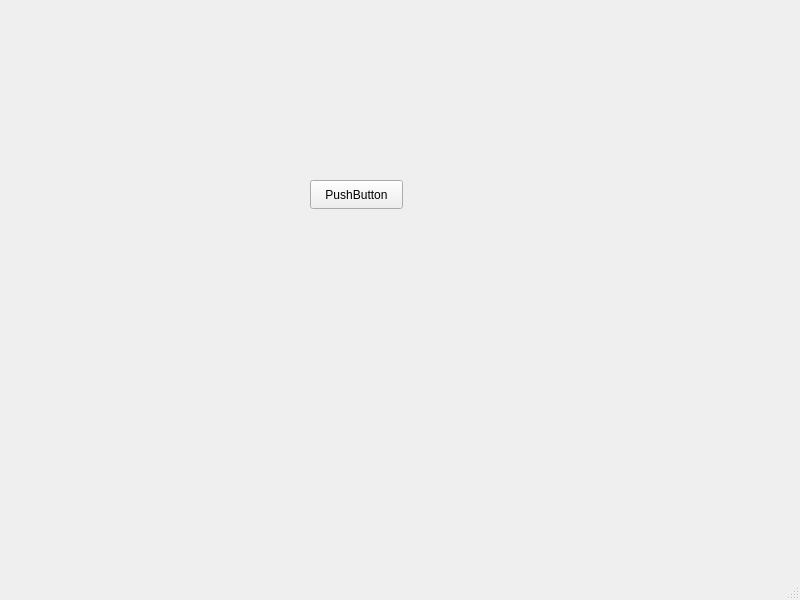
Before: the Qt Designer form mainwindow.ui in idrisT11/Image-Editor, drawn with Qt 5.
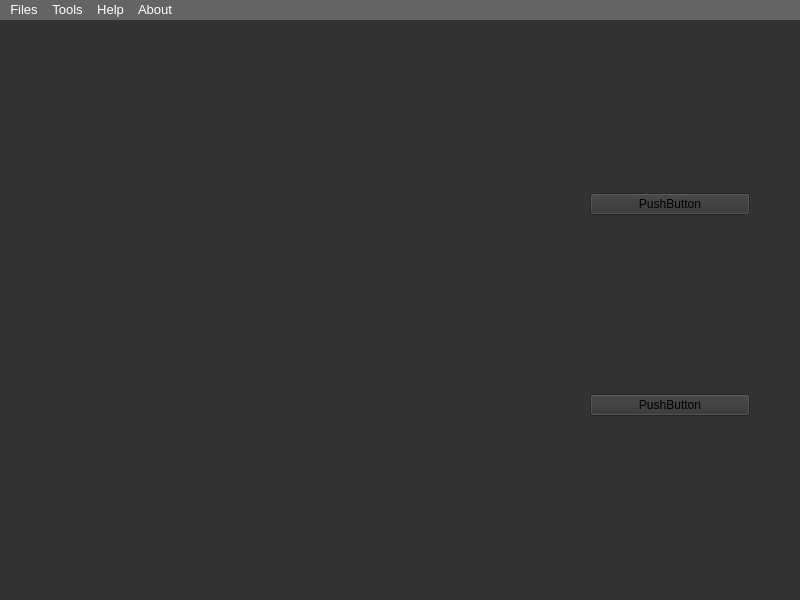
After: the same form once the commit is applied.

Diff of the .ui file:
```diff
--- a/mainwindow.ui
+++ b/mainwindow.ui
@@ -13,19 +13,39 @@
   <property name="windowTitle">
    <string>MainWindow</string>
   </property>
+  <property name="styleSheet">
+   <string notr="true">background-color: rgb(51, 51, 51);
+</string>
+  </property>
+  <property name="unifiedTitleAndToolBarOnMac">
+   <bool>true</bool>
+  </property>
   <widget class="QWidget" name="centralwidget">
-   <widget class="QPushButton" name="pushButton">
+   <widget class="QWidget" name="verticalLayoutWidget">
     <property name="geometry">
      <rect>
-      <x>310</x>
-      <y>180</y>
-      <width>93</width>
-      <height>29</height>
+      <x>590</x>
+      <y>0</y>
+      <width>160</width>
+      <height>571</height>
      </rect>
     </property>
-    <property name="text">
-     <string>PushButton</string>
-    </property>
+    <layout class="QVBoxLayout" name="verticalLayout">
+     <item>
+      <widget class="QPushButton" name="pushButton_2">
+       <property name="text">
+        <string>PushButton</string>
+       </property>
+      </widget>
+     </item>
+     <item>
+      <widget class="QPushButton" name="pushButton">
+       <property name="text">
+        <string>PushButton</string>
+       </property>
+      </widget>
+     </item>
+    </layout>
    </widget>
   </widget>
   <widget class="QMenuBar" name="menubar">
@@ -34,11 +54,112 @@
      <x>0</x>
      <y>0</y>
      <width>800</width>
-     <height>26</height>
+     <height>29</height>
     </rect>
    </property>
+   <property name="font">
+    <font>
+     <pointsize>10</pointsize>
+    </font>
+   </property>
+   <property name="cursor">
+    <cursorShape>PointingHandCursor</cursorShape>
+   </property>
+   <property name="styleSheet">
+    <string notr="true">color: white;
+background-color: rgb(100,100, 100);</string>
+   </property>
+   <widget class="QMenu" name="menuFiles">
+    <property name="font">
+     <font>
+      <pointsize>10</pointsize>
+     </font>
+    </property>
+    <property name="title">
+     <string>Files</string>
+    </property>
+    <addaction name="actiondd"/>
+    <addaction name="actionOpen_File_2"/>
+    <addaction name="actionSave_File_2"/>
+    <addaction name="actionSave_File_As_2"/>
+    <addaction name="separator"/>
+    <addaction name="actionClose_2"/>
+   </widget>
+   <widget class="QMenu" name="menuTools">
+    <property name="title">
+     <string>Tools</string>
+    </property>
+   </widget>
+   <widget class="QMenu" name="menuHelp">
+    <property name="title">
+     <string>Help</string>
+    </property>
+   </widget>
+   <widget class="QMenu" name="menuAbout">
+    <property name="title">
+     <string>About</string>
+    </property>
+   </widget>
+   <addaction name="menuFiles"/>
+   <addaction name="menuTools"/>
+   <addaction name="menuHelp"/>
+   <addaction name="menuAbout"/>
   </widget>
-  <widget class="QStatusBar" name="statusbar"/>
+  <action name="actionNew_File">
+   <property name="text">
+    <string>New File</string>
+   </property>
+  </action>
+  <action name="actionOpen_File">
+   <property name="text">
+    <string>Open File</string>
+   </property>
+  </action>
+  <action name="actionSave_File">
+   <property name="text">
+    <string>Save File</string>
+   </property>
+  </action>
+  <action name="actionSave_File_As">
+   <property name="text">
+    <string>Save File As ...</string>
+   </property>
+  </action>
+  <action name="actionClose">
+   <property name="text">
+    <string>Close</string>
+   </property>
+  </action>
+  <action name="actiondd">
+   <property name="text">
+    <string>New File</string>
+   </property>
+  </action>
+  <action name="actionzz">
+   <property name="text">
+    <string>zz</string>
+   </property>
+  </action>
+  <action name="actionOpen_File_2">
+   <property name="text">
+    <string>Open File</string>
+   </property>
+  </action>
+  <action name="actionSave_File_2">
+   <property name="text">
+    <string>Save File</string>
+   </property>
+  </action>
+  <action name="actionSave_File_As_2">
+   <property name="text">
+    <string>Save File As...</string>
+   </property>
+  </action>
+  <action name="actionClose_2">
+   <property name="text">
+    <string>Close</string>
+   </property>
+  </action>
  </widget>
  <resources/>
  <connections/>
```
Left out of the diff: 2 changed lines with no effect on the pictures.
